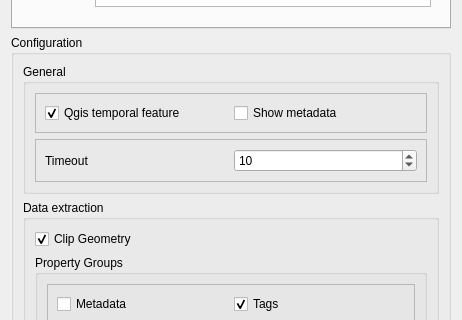
Before: the Qt Designer form OhsomeQgis/gui/OhsomeQgisDialogUI.ui in GIScience/ohsome-qgis-plugin, drawn with Qt 5; both pictures show x 0 to 462 and y 490 to 810 of the 462 by 1296 pixel window.
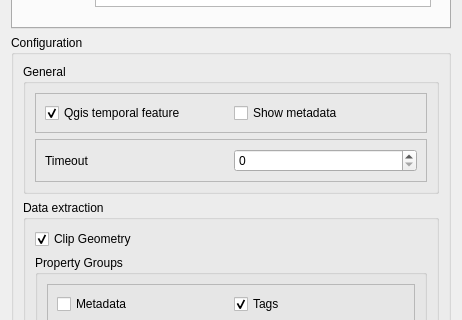
After: the same form once the commit is applied. Icons and pictures are not drawn. Custom widgets are drawn as their Qt base class.

Patch:
```diff
--- a/OhsomeQgis/gui/OhsomeQgisDialogUI.ui
+++ b/OhsomeQgis/gui/OhsomeQgisDialogUI.ui
@@ -763,13 +763,13 @@
                <string/>
               </property>
               <property name="minimum">
-               <number>1</number>
+               <number>0</number>
               </property>
               <property name="maximum">
                <number>9999999</number>
               </property>
               <property name="value">
-               <number>10</number>
+               <number>0</number>
               </property>
              </widget>
             </item>
```
Left out of the diff: 6 changed lines with no effect on the pictures.
